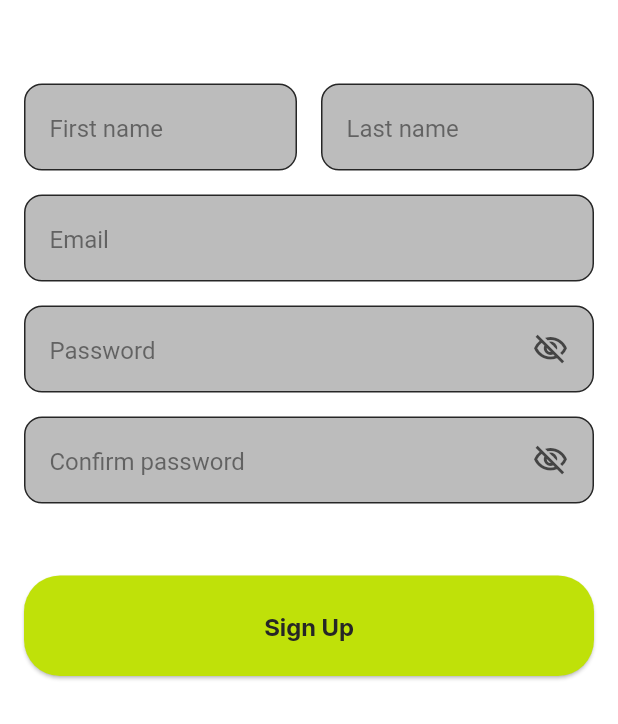
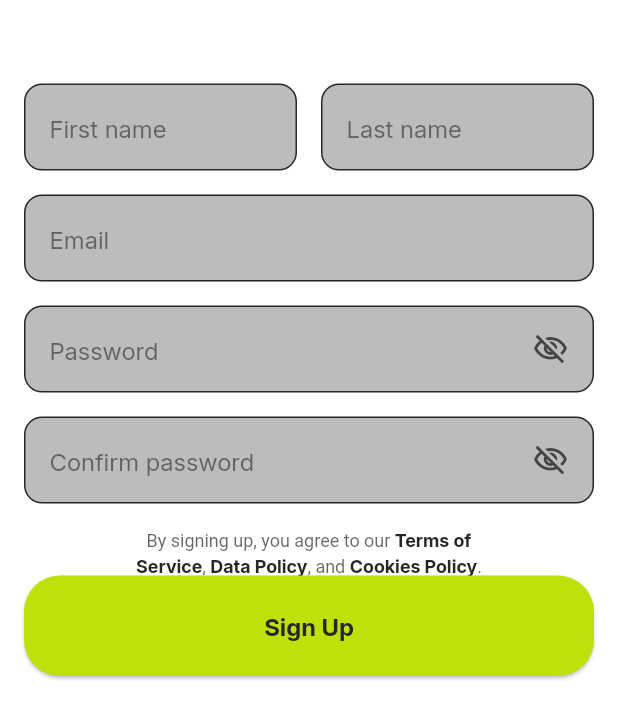
Before and after one commit to jarelltamonte/palturo, a Flutter app: the RegisterPage screen opened directly, on a phone screen of 412 x 824 dp, the part 512-1236 px from its top. Run offline on Flutter 3.47's test engine with Material 3 defaults, Android fonts, the phone set to English and light mode, and no system bars; our stand-ins replace flutter_otp_text_field, flutter_svg, lottie, shared_preferences; accounts and stored records are empty.

```diff
--- a/lib/authentication/register.dart
+++ b/lib/authentication/register.dart
@@ -44,7 +44,10 @@ class _RegisterPageState extends State<RegisterPage> {
               ),
               label: Text(
                 'Back to Log In',
-                style: TextStyle(color: Theme.of(context).colorScheme.secondary, fontSize: 16),
+                style: TextStyle(
+                  color: Theme.of(context).colorScheme.secondary,
+                  fontSize: 16,
+                ),
               ),
             ),
           ),
@@ -94,9 +97,8 @@ class _RegisterPageState extends State<RegisterPage> {
                             _isPasswordObscured
                                 ? Icons.visibility_off_outlined
                                 : Icons.visibility_outlined,
-                            color: Theme.of(context).colorScheme.secondary.withAlpha(
-                              (0.8 * 255).round(),
-                            ),
+                            color: Theme.of(context).colorScheme.secondary
+                                .withAlpha((0.8 * 255).round()),
                           ),
                           onPressed: () {
                             setState(() {
@@ -114,9 +116,8 @@ class _RegisterPageState extends State<RegisterPage> {
                             _isConfirmPasswordObscured
                                 ? Icons.visibility_off_outlined
                                 : Icons.visibility_outlined,
-                            color: Theme.of(context).colorScheme.secondary.withAlpha(
-                              (0.8 * 255).round(),
-                            ),
+                            color: Theme.of(context).colorScheme.secondary
+                                .withAlpha((0.8 * 255).round()),
                           ),
                           onPressed: () {
                             setState(() {
@@ -127,11 +128,13 @@ class _RegisterPageState extends State<RegisterPage> {
                         ),
                       ),
                       const SizedBox(height: 16),
-                      RichText(
+                      Padding(
+                        padding: const EdgeInsets.symmetric(horizontal: 64),
+                        child: RichText(
                           textAlign: TextAlign.center,
                           text: TextSpan(
                             style: TextStyle(
-                            color: AppColors.white.withAlpha(
+                              color: Theme.of(context).colorScheme.secondary.withAlpha(
                                 (0.7 * 255).round(),
                               ),
                               fontSize: 12,
@@ -139,31 +142,50 @@ class _RegisterPageState extends State<RegisterPage> {
                             ),
                             children: [
                               const TextSpan(
-                              text: 'By signing up, you agree to our\n',
+                                text: 'By signing up, you agree to our ',
                               ),
                               TextSpan(
-                              text: 'Terms of Service, ',
+                                text: 'Terms of Service',
                                 style: AppTextStyles.boldText.copyWith(
-                                color: Colors.white,
+                                  color: Theme.of(context).colorScheme.secondary,
                                   fontSize: 12,
                                 ),
+
+                                // recognizer:
+                                //     TapGestureRecognizer()
+                                //       ..onTap = () {
+                                //         // Terms of Service
+                                //       },
                               ),
+                              const TextSpan(text: ', '),
                               TextSpan(
-                              text: 'Data Policy, ',
+                                text: 'Data Policy',
                                 style: AppTextStyles.boldText.copyWith(
-                                color: Colors.white,
+                                  color: Theme.of(context).colorScheme.secondary,
                                   fontSize: 12,
                                 ),
+                                // recognizer:
+                                //     TapGestureRecognizer()
+                                //       ..onTap = () {
+                                //         // Data Policy
+                                //       },
                               ),
-                            const TextSpan(text: 'and '),
+                              const TextSpan(text: ', and '),
                               TextSpan(
-                              text: '\nCookies Policy.',
+                                text: 'Cookies Policy',
                                 style: AppTextStyles.boldText.copyWith(
-                                color: Colors.white,
+                                  color: Theme.of(context).colorScheme.secondary,
                                   fontSize: 12,
                                 ),
+                                // recognizer:
+                                //     TapGestureRecognizer()
+                                //       ..onTap = () {
+                                //         // Cookies Policy
+                                //       },
                               ),
+                              const TextSpan(text: '.'),
                             ],
+                          ),
                         ),
                       ),
                     ],
--- a/lib/widgets/top_labeled_field.dart
+++ b/lib/widgets/top_labeled_field.dart
@@ -1,5 +1,6 @@
 import 'package:flutter/material.dart';
 import '../theme/app_colors.dart';
+import '../theme/app_text_styles.dart';
 
 class TopLabeledField extends StatefulWidget {
   final String label;
@@ -86,7 +87,7 @@ class _TopLabeledFieldState extends State<TopLabeledField> {
                 child: AnimatedDefaultTextStyle(
                   duration: _duration,
                   curve: _curve,
-                  style: TextStyle(
+                  style: AppTextStyles.regularText.copyWith(
                     color: Theme.of(context).colorScheme.secondary.withAlpha((0.6 * 255).round()),
                     fontSize: floating ? 12 : 16,
                     fontWeight: floating ? FontWeight.w500 : FontWeight.normal,
@@ -112,7 +113,7 @@ class _TopLabeledFieldState extends State<TopLabeledField> {
                     focusNode: _focusNode,
                     obscureText: widget.obscureText,
                     keyboardType: widget.keyboardType,
-                    style: TextStyle(color: Theme.of(context).colorScheme.secondary, fontSize: 16),
+                    style: AppTextStyles.regularText.copyWith(color: Theme.of(context).colorScheme.secondary, fontSize: 16),
                     decoration: const InputDecoration(
                       isDense: true,
                       contentPadding: EdgeInsets.zero,
```
Lines whose indentation alone changed are shown as unchanged.
